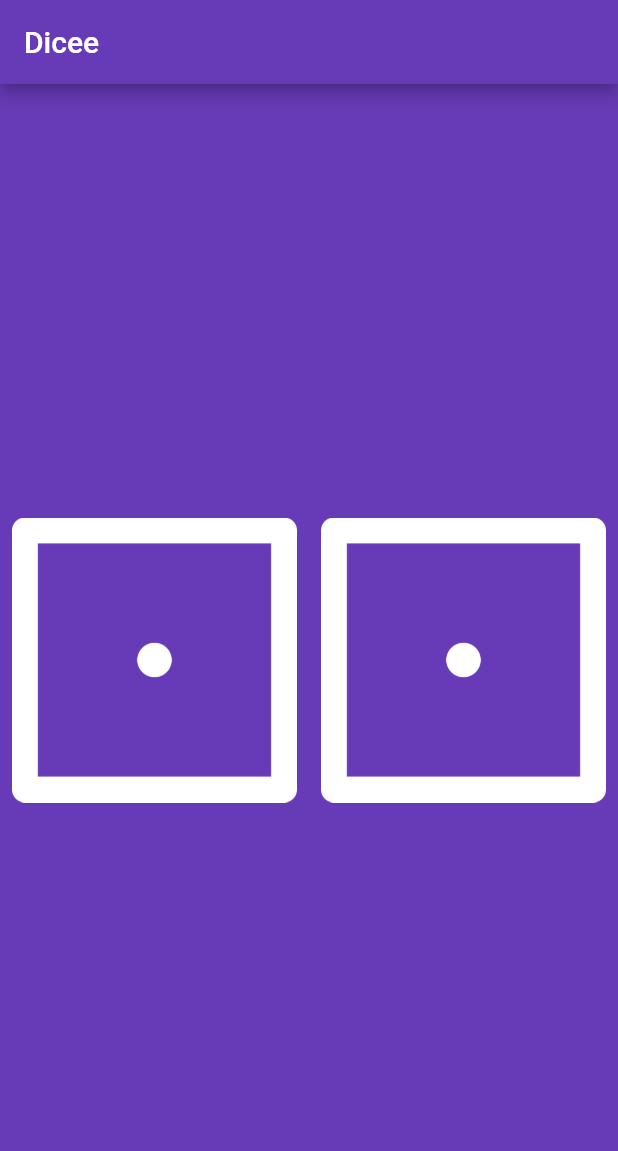
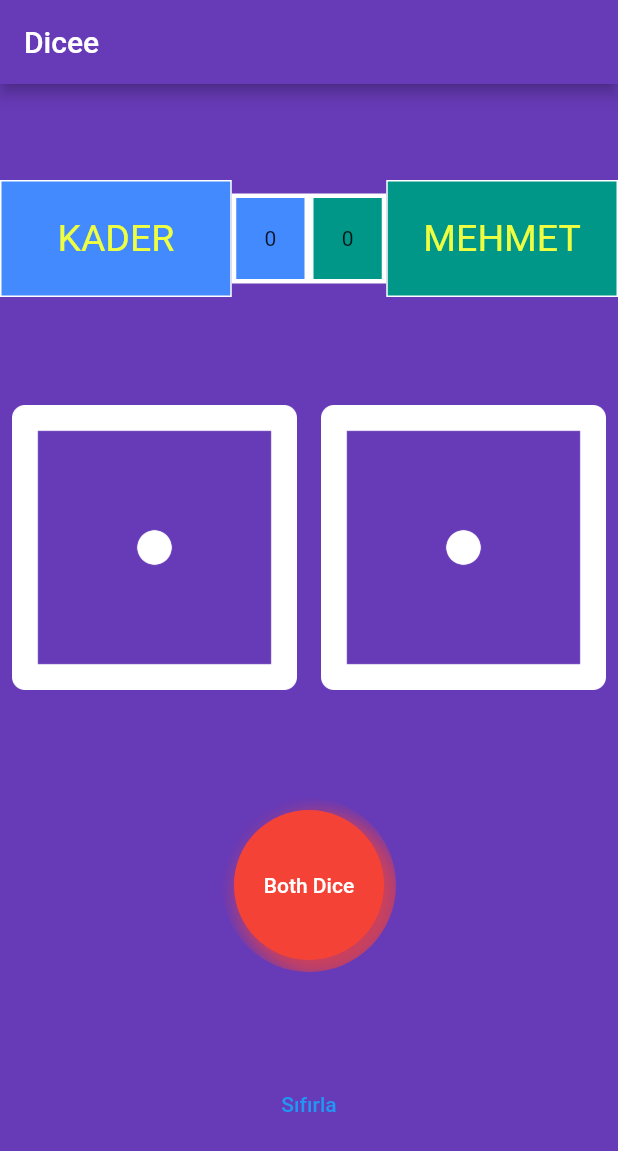
Before and after one commit to kaderen/dicee, a Flutter app: the screen it shows after launch, on a phone screen of 412 x 824 dp. Shown: the top 1151 px of the screen. Run offline on Flutter 3.47's test engine with Material 2 defaults, Android fonts, the phone set to English and light mode, and no system bars.

Commit message:
both dice and skor

```diff
--- a/lib/main.dart
+++ b/lib/main.dart
@@ -23,9 +23,13 @@ class DicePage extends StatefulWidget {
   State<DicePage> createState() => _DicePageState();
 }
 
+//başta sağ sol zar foto numaralarına 1 atıyoruz. Skorlara ise =0
 class _DicePageState extends State<DicePage> {
   int leftDiceNumber = 1;
   int rightDiceNumber = 1;
+  int knumber = 0;
+  int mnumber = 0;
+
   void random(bool isLeft) {
     setState(() {
       if (isLeft) {
@@ -39,10 +43,113 @@ class _DicePageState extends State<DicePage> {
     });
   }
 
+  // İki zarı da hareket ettirmek için yeni bir fonksiyon ekliyoruz.
+  void bothDice() {
+    setState(() {
+      leftDiceNumber = Random().nextInt(6) + 1;
+      rightDiceNumber = Random().nextInt(6) + 1;
+      print("leftDiceNumber= $leftDiceNumber");
+      print("rightDiceNumber=$rightDiceNumber");
+    });
+  }
+
+// Burada skoru yazacağımız fonsiyon oluşturuyorum
+  void skor1() {
+    setState(() {
+      if (leftDiceNumber > rightDiceNumber) {
+        knumber += 1;
+      } else if (leftDiceNumber == rightDiceNumber) {
+      } else {
+        mnumber += 1;
+      }
+    });
+  }
+
+  void reset() {
+    setState(() {
+      knumber = 0;
+      mnumber = 0;
+    });
+  }
+
   @override
   Widget build(BuildContext context) {
     return Center(
+      child: Column(
+        mainAxisAlignment: MainAxisAlignment.spaceEvenly,
+        children: [
+          Container(
+            height: 78,
             child: Row(
+              children: [
+                //Expanded yaptığın containerleri oranlı bir şekilde bölüyor.
+                // Bu expanded yerlerine flex in kaç olduğunu da yazarsak eğer
+                //diğer containerlerin kaç kıtı şeklinde olmasını istersem o şekilde ayarlayacak.
+                Expanded(
+                  flex: 3,
+                  child: Container(
+                    child: Center(
+                        //yazıyla alakalı değiştirmek istediğim her şeyi text'in içerisinde
+                        // style: TextStyle olarak ilerliyorum.
+                        child: Text(
+                      "KADER",
+                      style: TextStyle(fontSize: 25, color: Colors.limeAccent),
+                    )),
+
+                    //Containerimin içindeyim artık ve buna border vermek istersem, rengini değiştirmek
+                    //ya da büyütüp küçültmek. Her şeyi DECORATION'un içerisinde yapacağım.
+                    decoration: BoxDecoration(
+                      border: Border.all(width: 1, color: Colors.white),
+                      color: Colors.blueAccent,
+                    ),
+                  ),
+                ),
+                Expanded(
+                  child: Padding(
+                    //Padding vererek ne kadar büyültmek ya da küçültmek istediğimi ayarladım. edgeInsets. all dersem hepsi.
+                    // Ama only dersem, nerden istersem o köşeyi büyültüp küçültürüm.
+                    padding: const EdgeInsets.only(bottom: 9, top: 9),
+                    child: Container(
+                        child: Center(child: Text(knumber.toString())),
+                        decoration: BoxDecoration(
+                          border: Border.all(width: 3, color: Colors.white),
+                          color: Colors.blueAccent,
+                        )),
+                  ),
+                ),
+                Expanded(
+                  child: Padding(
+                    padding: const EdgeInsets.only(bottom: 9, top: 9),
+                    child: Container(
+                      child: Center(child: Text(mnumber.toString())),
+                      decoration: BoxDecoration(
+                          border: Border.all(color: Colors.white, width: 3),
+                          color: Colors.teal),
+                    ),
+                  ),
+                ),
+                Expanded(
+                  flex: 3,
+                  child: Container(
+                    child: Center(
+                      child: Text(
+                        "MEHMET",
+                        style:
+                            TextStyle(fontSize: 25, color: Colors.limeAccent),
+                      ),
+                    ),
+                    decoration: BoxDecoration(
+                        border: Border.all(
+                          width: 1,
+                          color: Colors.white,
+                        ),
+                        color: Colors.teal),
+                  ),
+                ),
+              ],
+            ),
+          ),
+          Row(
             children: [
               //expended class : yatay ve dikey tuttuğumuzda kullanışlı bir görünüm için kullanacağız gibi .
               //Ekranı tamamen dolduracak şekilde ayarladı. Görsel ekranın dışına taşmayacak bir şekilde
@@ -71,15 +178,50 @@ class _DicePageState extends State<DicePage> {
                       random(false);
                     },
                     child: Image.asset("images/dice$rightDiceNumber.png")),
-          )
+              ),
+            ],
+          ),
+          //ClipRReact. Rectangle mizi yuvarlak yapmayı sağladı.
+          ClipRRect(
+            borderRadius: BorderRadius.circular(360),
+            child: TextButton(
+              onPressed: () {
+                bothDice();
+                skor1();
+              },
+              style: ButtonStyle(
+                overlayColor: MaterialStatePropertyAll(Colors.white),
+              ),
+              child: Container(
+                height: 100,
+                width: 100,
+                decoration: BoxDecoration(
+                  shape: BoxShape.circle,
+                  boxShadow: [
+                    BoxShadow(
+                        color: Colors.red.withOpacity(0.7),
+                        spreadRadius: 5,
+                        blurRadius: 10,
+                        offset: Offset(7, 7))
+                  ],
+                  color: Colors.red,
+                ),
+                child: Center(
+                    child: Text(
+                  "Both Dice",
+                  style: TextStyle(color: Colors.white),
+                )),
+              ),
+            ),
+          ),
+          TextButton(onPressed: () {
+            reset();
+          }, child: Text("Sıfırla")),
         ],
       ),
     );
   }
 }
-
-
-
 
 //DART FUNCTION :
 //DART CARIABLES :
```
Lines whose indentation alone changed are shown as unchanged.
